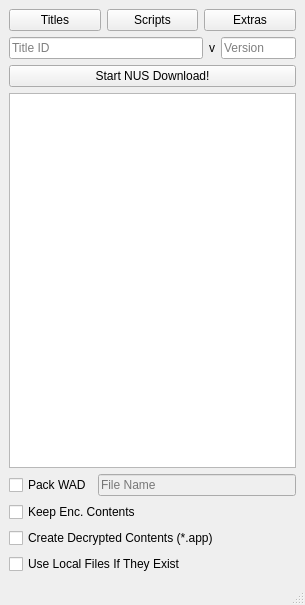
Old version of the form qt/ui/MainMenu.ui in the repository NinjaCheetah/NUSGet.
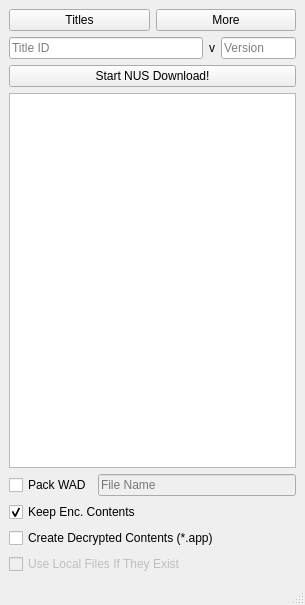
New version of the form.

```diff
--- a/qt/ui/MainMenu.ui
+++ b/qt/ui/MainMenu.ui
@@ -39,14 +39,7 @@
       <item>
        <widget class="QPushButton" name="pushButton">
         <property name="text">
-         <string>Scripts</string>
-        </property>
-       </widget>
-      </item>
-      <item>
-       <widget class="QPushButton" name="pushButton_2">
-        <property name="text">
-         <string>Extras</string>
+         <string>More</string>
         </property>
        </widget>
       </item>
@@ -126,6 +119,9 @@
       <property name="text">
        <string>Keep Enc. Contents</string>
       </property>
+      <property name="checked">
+       <bool>true</bool>
+      </property>
      </widget>
     </item>
     <item>
@@ -136,7 +132,10 @@
      </widget>
     </item>
     <item>
-     <widget class="QCheckBox" name="checkBox_4">
+     <widget class="QCheckBox" name="use_local_chkbox">
+      <property name="enabled">
+       <bool>false</bool>
+      </property>
       <property name="text">
        <string>Use Local Files If They Exist</string>
       </property>
```
Left out of the diff: 14 changed lines with no effect on the pictures.
